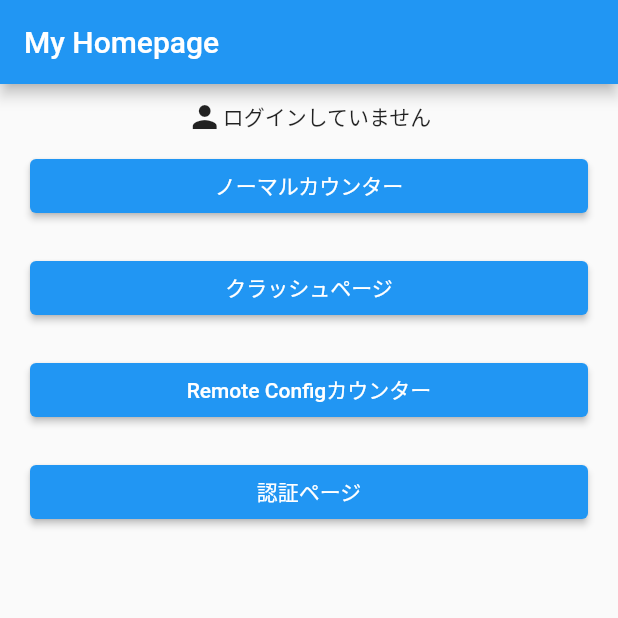
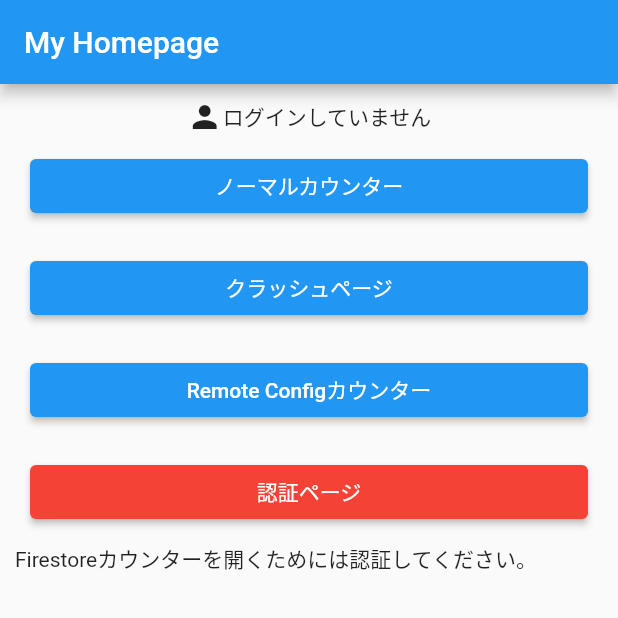
Before and after one commit to snova301/counter_firebase, a Flutter app: the screen it shows after launch, on a phone screen of 412 x 824 dp, the top half of it. Run offline on Flutter 3.47's test engine with Material 2 defaults, Android fonts, the phone set to English and light mode, and no system bars; our stand-ins replace cloud_firestore, firebase_analytics, firebase_auth, firebase_core, firebase_crashlytics, firebase_remote_config and 1 more; accounts and stored records are empty; generated files the repository leaves out were written again.

Commit message:
6_firestore

```diff
--- a/lib/main.dart
+++ b/lib/main.dart
@@ -1,4 +1,5 @@
 /// Flutter関係のインポート
+import 'package:counter_firebase/firestore_page.dart';
 import 'package:flutter/material.dart';
 import 'package:flutter_riverpod/flutter_riverpod.dart';
 import 'dart:async';
@@ -74,13 +75,16 @@ class MyHomePage extends ConsumerWidget {
 
   @override
   Widget build(BuildContext context, WidgetRef ref) {
-    FirebaseAuth.instance.authStateChanges().listen((User? user) {
-      if (user == null) {
-        ref.watch(userEmailProvider.state).state = 'ログインしていません';
-      } else {
-        ref.watch(userEmailProvider.state).state = user.email!;
-      }
-    });
+    /// ログイン状態の確認
+    FirebaseAuth.instance.authStateChanges().listen(
+      (User? user) {
+        if (user == null) {
+          ref.watch(userEmailProvider.state).state = 'ログインしていません';
+        } else {
+          ref.watch(userEmailProvider.state).state = user.email!;
+        }
+      },
+    );
 
     return Scaffold(
       appBar: AppBar(
@@ -99,11 +103,19 @@ class MyHomePage extends ConsumerWidget {
           ),
 
           /// 各ページへの遷移
-          _PagePushButton(context, 'ノーマルカウンター', const NormalCounterPage()),
-          _PagePushButton(context, 'クラッシュページ', const CrashPage()),
           _PagePushButton(
-              context, 'Remote Configカウンター', const RemoteConfigPage()),
-          _PagePushButton(context, '認証ページ', const AuthPage()),
+              context, 'ノーマルカウンター', const NormalCounterPage(), Colors.blue),
+          _PagePushButton(context, 'クラッシュページ', const CrashPage(), Colors.blue),
+          _PagePushButton(context, 'Remote Configカウンター',
+              const RemoteConfigPage(), Colors.blue),
+          _PagePushButton(context, '認証ページ', const AuthPage(), Colors.red),
+
+          /// 各ページへの遷移(認証後利用可能)
+          /// 認証されていなかったらボタンを押せない状態にする
+          FirebaseAuth.instance.currentUser?.uid != null
+              ? _PagePushButton(context, 'Firestoreカウンター',
+                  const FirestorePage(), Colors.green)
+              : const Text('Firestoreカウンターを開くためには認証してください。'),
         ],
       ),
     );
@@ -112,16 +124,19 @@ class MyHomePage extends ConsumerWidget {
 
 /// ページ遷移ボタン
 class _PagePushButton extends Container {
-  _PagePushButton(BuildContext context, String buttonTitle, pagename)
+  _PagePushButton(
+      BuildContext context, String buttonTitle, pagename, Color bgColor)
       : super(
           padding: const EdgeInsets.all(10),
           child: ElevatedButton(
-            child: Text(buttonTitle),
             onPressed: () {
               AnalyticsService().logPage(buttonTitle);
               Navigator.push(
                   context, MaterialPageRoute(builder: (context) => pagename));
             },
+            style: ButtonStyle(
+                backgroundColor: MaterialStateProperty.all(bgColor)),
+            child: Text(buttonTitle),
           ),
         );
 }
```
Also changed, not shown: lib/firestore_page.dart (added, +112 -0 lines).
